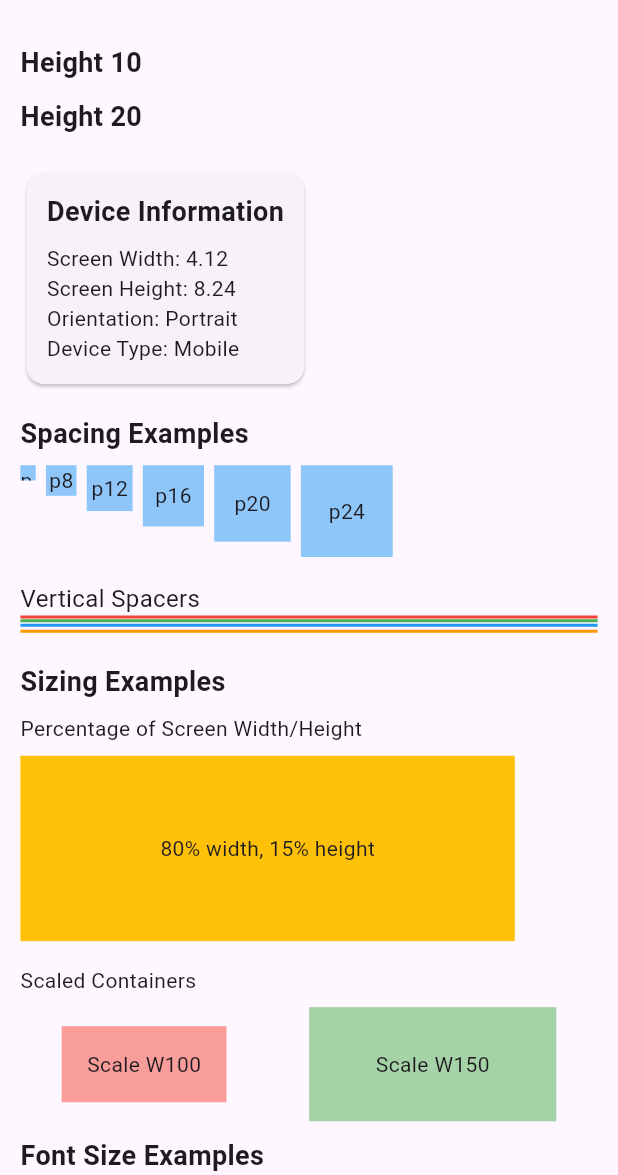
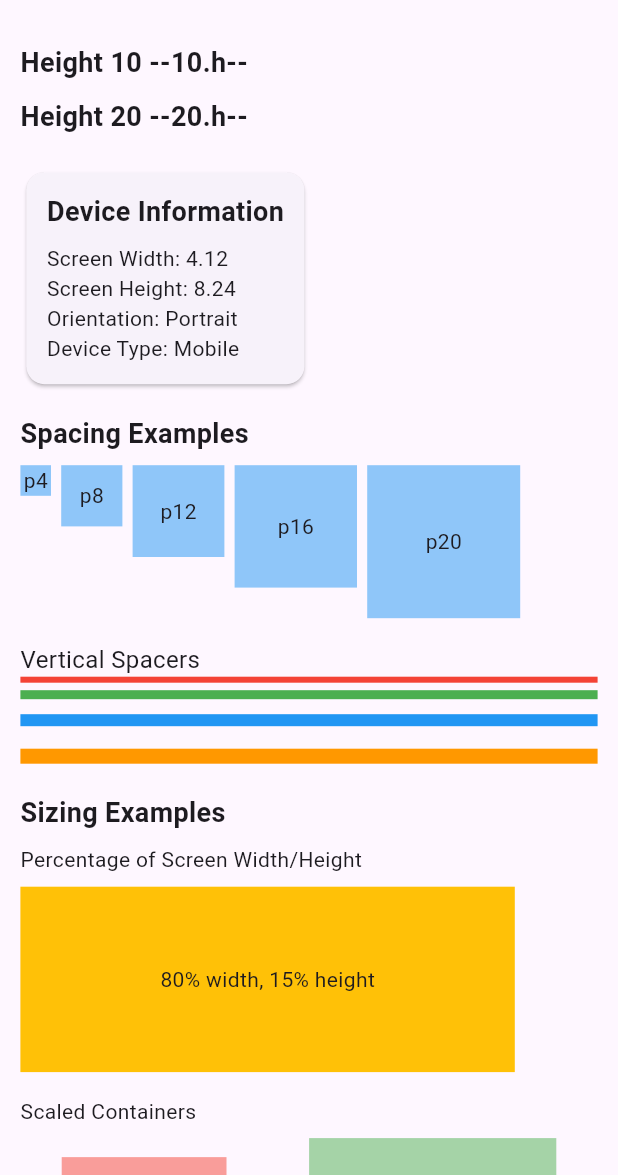
Before and after one commit to mushthakvp/fittor, a Flutter app: the screen it shows after launch, on a phone screen of 412 x 824 dp, the part 61-1236 px from its top. Run offline on Flutter 3.47's test engine with Material 3 defaults, Android fonts, the phone set to English and light mode, and no system bars.

Commit message:
.h .w added

```diff
--- a/example/analysis_options.yaml
+++ b/example/analysis_options.yaml
@@ -1,28 +1,8 @@
-# This file configures the analyzer, which statically analyzes Dart code to
-# check for errors, warnings, and lints.
-#
-# The issues identified by the analyzer are surfaced in the UI of Dart-enabled
-# IDEs (https://dart.dev/tools#ides-and-editors). The analyzer can also be
-# invoked from the command line by running `flutter analyze`.
 
-# The following line activates a set of recommended lints for Flutter apps,
-# packages, and plugins designed to encourage good coding practices.
+analyzer:
+  errors:
+    deprecated_member_use: ignore
 include: package:flutter_lints/flutter.yaml
 
 linter:
-  # The lint rules applied to this project can be customized in the
-  # section below to disable rules from the `package:flutter_lints/flutter.yaml`
-  # included above or to enable additional rules. A list of all available lints
-  # and their documentation is published at https://dart.dev/lints.
-  #
-  # Instead of disabling a lint rule for the entire project in the
-  # section below, it can also be suppressed for a single line of code
-  # or a specific dart file by using the `// ignore: name_of_lint` and
-  # `// ignore_for_file: name_of_lint` syntax on the line or in the file
-  # producing the lint.
   rules:
-    # avoid_print: false  # Uncomment to disable the `avoid_print` rule
-    # prefer_single_quotes: true  # Uncomment to enable the `prefer_single_quotes` rule
-
-# Additional information about this file can be found at
-# https://dart.dev/guides/language/analysis-options
--- a/example/lib/home.dart
+++ b/example/lib/home.dart
@@ -98,20 +98,19 @@ class HomeScreen extends StatelessWidget {
             _buildSpacingBox(context, 'p12', context.p12),
             _buildSpacingBox(context, 'p16', context.p16),
             _buildSpacingBox(context, 'p20', context.p20),
-            _buildSpacingBox(context, 'p24', context.p24),
           ],
         ),
         16.h,
         Text('Vertical Spacers', style: TextStyle(fontSize: context.fs(16))),
         Column(
           children: [
-            Container(color: Colors.red, height: 2),
-            .5.h,
-            Container(color: Colors.green, height: 2),
-            1.h,
-            Container(color: Colors.blue, height: 2),
-            2.h,
-            Container(color: Colors.orange, height: 2),
+            Container(color: Colors.red, height: 4),
+            5.h,
+            Container(color: Colors.green, height: 6),
+            10.h,
+            Container(color: Colors.blue, height: 8),
+            15.h,
+            Container(color: Colors.orange, height: 10),
           ],
         ),
       ],
@@ -120,8 +119,8 @@ class HomeScreen extends StatelessWidget {
 
   Widget _buildSpacingBox(BuildContext context, String label, double size) {
     return Container(
-      width: size * 3,
-      height: size * 3,
+      width: size * 6,
+      height: size * 6,
       color: Colors.blue.withOpacity(0.5),
       alignment: Alignment.center,
       child: Text(label),
@@ -182,7 +181,7 @@ class HomeScreen extends StatelessWidget {
       children: [
         10.h,
         Text(
-          'Font Size Examples',
+          'Font Size Examples  10.h',
           style: TextStyle(
             fontSize: context.fs(18),
             fontWeight: FontWeight.bold,
@@ -280,7 +279,7 @@ class HomeScreen extends StatelessWidget {
       crossAxisAlignment: CrossAxisAlignment.start,
       children: [
         Text(
-          'Height 10',
+          'Height 10 --10.h--',
           style: TextStyle(
             fontSize: context.fs(18),
             fontWeight: FontWeight.bold,
@@ -288,7 +287,7 @@ class HomeScreen extends StatelessWidget {
         ),
         10.h,
         Text(
-          'Height 20',
+          'Height 20 --20.h--',
           style: TextStyle(
             fontSize: context.fs(18),
             fontWeight: FontWeight.bold,
```
